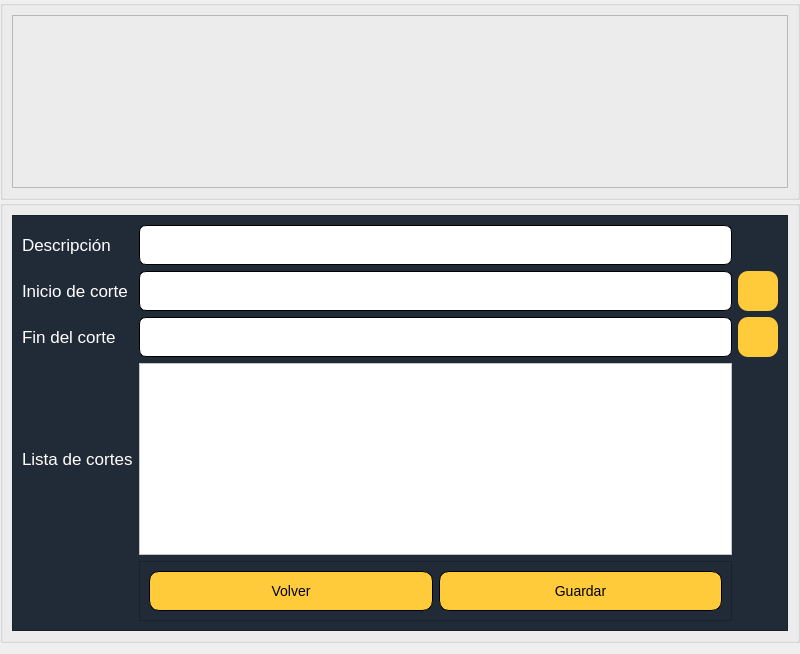
This is OnlineRoutingMapper_dialog_base_mod_mapa.ui in valetobares11/EmergencyDispatcher as Qt 5 draws it before an edit. The edited form follows.
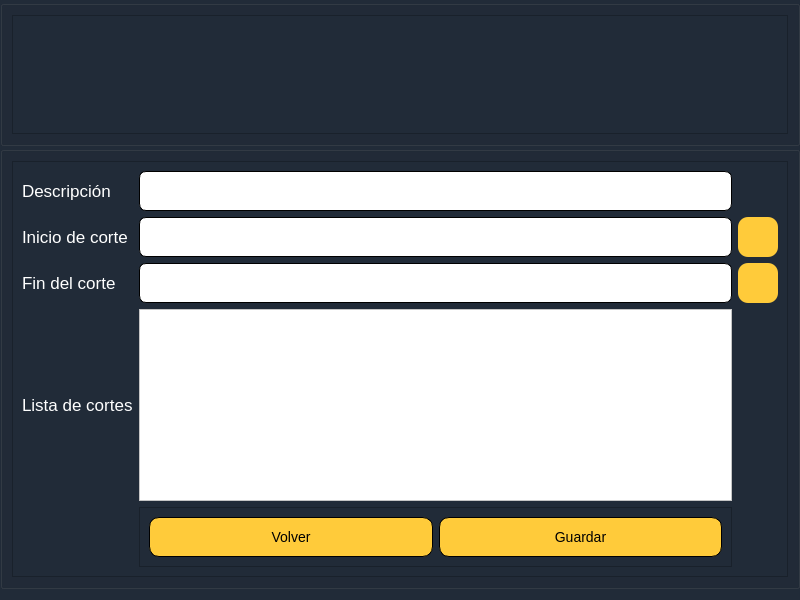
This is the edited form. Icons and pictures are not drawn.

What changed in the file:
```diff
--- a/OnlineRoutingMapper_dialog_base_mod_mapa.ui
+++ b/OnlineRoutingMapper_dialog_base_mod_mapa.ui
@@ -10,7 +10,7 @@
     <x>0</x>
     <y>0</y>
     <width>800</width>
-    <height>704</height>
+    <height>600</height>
    </rect>
   </property>
   <property name="sizePolicy">
@@ -28,12 +28,15 @@
   <property name="maximumSize">
    <size>
     <width>800</width>
-    <height>800</height>
+    <height>600</height>
    </size>
   </property>
   <property name="windowTitle">
    <string>Online Routing Mapper</string>
   </property>
+  <property name="styleSheet">
+   <string notr="true">background-color: rgb(33, 43, 56);</string>
+  </property>
   <layout class="QVBoxLayout" name="verticalLayout_2">
    <property name="spacing">
     <number>0</number>
```
